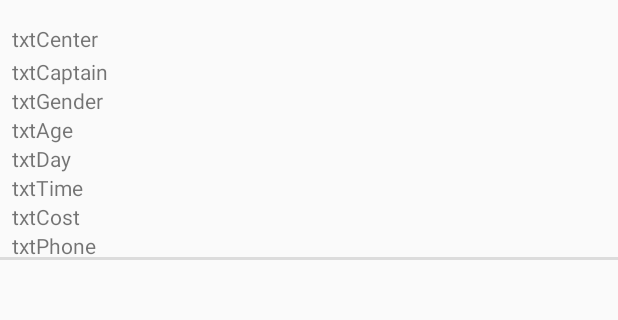
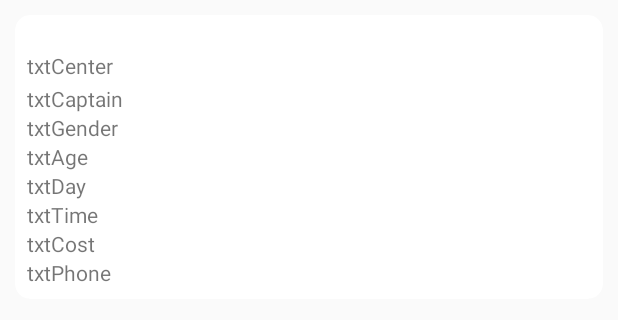
Before and after one commit to abora97/Graduation-project-Sportian, an Android app: the layout sport_list_item.xml on its own in the app's theme, with its tools: preview values and no code run, on a phone screen of 412 x 824 dp. Shown: the top 320 px of the screen. Run offline under Robolectric (Android 15) with nearby library versions, the phone set to English and light mode, and no system bars.

Commit message:
refactor code

```diff
--- a/app/src/main/res/layout/sport_list_item.xml
+++ b/app/src/main/res/layout/sport_list_item.xml
@@ -1,21 +1,20 @@
 <?xml version="1.0" encoding="utf-8"?>
-<androidx.constraintlayout.widget.ConstraintLayout xmlns:android="http://schemas.android.com/apk/res/android"
+<androidx.cardview.widget.CardView xmlns:android="http://schemas.android.com/apk/res/android"
     xmlns:app="http://schemas.android.com/apk/res-auto"
     xmlns:tools="http://schemas.android.com/tools"
     style="?android:attr/listSeparatorTextViewStyle"
     android:layout_width="match_parent"
-    android:layout_height="wrap_content">
-
+    android:layout_height="wrap_content"
+    android:layout_margin="10dp"
+    app:cardCornerRadius="10dp">
 
     <LinearLayout
         android:layout_width="match_parent"
         android:layout_height="wrap_content"
-        android:orientation="vertical">
+        android:orientation="vertical"
+        android:padding="8dp">
 
-        <LinearLayout
-            android:layout_width="match_parent"
-            android:layout_height="match_parent"
-            android:orientation="horizontal">
+
         <TextView
             android:id="@+id/txtCenter"
             android:layout_width="match_parent"
@@ -23,92 +22,57 @@
             android:layout_marginTop="16dp"
             android:layout_marginBottom="1dp"
             android:text="txtCenter" />
-        </LinearLayout>
 
 
-        <LinearLayout
-            android:layout_width="match_parent"
-            android:layout_height="match_parent"
-            android:orientation="horizontal">
         <TextView
             android:id="@+id/txtCaptain"
             android:layout_width="match_parent"
             android:layout_height="wrap_content"
             android:layout_marginTop="1dp"
-                android:text="txtCaptain"/>
-        </LinearLayout>
+            android:text="txtCaptain" />
 
-        <LinearLayout
-            android:layout_width="match_parent"
-            android:layout_height="match_parent"
-            android:orientation="horizontal">
+
         <TextView
             android:id="@+id/txtGender"
             android:layout_width="match_parent"
             android:layout_height="wrap_content"
-                android:text="txtGender"
-                />
-        </LinearLayout>
+            android:text="txtGender" />
 
-        <LinearLayout
-            android:layout_width="match_parent"
-            android:layout_height="match_parent"
-            android:orientation="horizontal">
+
         <TextView
             android:id="@+id/txtAge"
             android:layout_width="match_parent"
             android:layout_height="wrap_content"
-                android:text="txtAge"
-                />
-        </LinearLayout>
+            android:text="txtAge" />
 
-        <LinearLayout
-            android:layout_width="match_parent"
-            android:layout_height="match_parent"
-            android:orientation="horizontal">
+
         <TextView
             android:id="@+id/txtDay"
             android:layout_width="match_parent"
             android:layout_height="wrap_content"
-                android:text="txtDay"
-                />
-        </LinearLayout>
+            android:text="txtDay" />
 
-        <LinearLayout
-            android:layout_width="match_parent"
-            android:layout_height="match_parent"
-            android:orientation="horizontal">
+
         <TextView
             android:id="@+id/txtTime"
             android:layout_width="match_parent"
             android:layout_height="wrap_content"
-                android:text="txtTime"
-                />
-        </LinearLayout>
+            android:text="txtTime" />
 
-        <LinearLayout
-            android:layout_width="match_parent"
-            android:layout_height="match_parent"
-            android:orientation="horizontal">
+
         <TextView
             android:id="@+id/txtCost"
             android:layout_width="match_parent"
             android:layout_height="wrap_content"
-                android:text="txtCost"
-                />
-        </LinearLayout>
+            android:text="txtCost" />
 
-    <LinearLayout
-        android:layout_width="match_parent"
-        android:layout_height="match_parent"
-        android:orientation="horizontal">
+
         <TextView
             android:id="@+id/txtPhone"
             android:layout_width="match_parent"
             android:layout_height="wrap_content"
             android:text="txtPhone" />
-    </LinearLayout>
 
     </LinearLayout>
 
-</androidx.constraintlayout.widget.ConstraintLayout>
+</androidx.cardview.widget.CardView>
```
Lines whose indentation alone changed are shown as unchanged.
